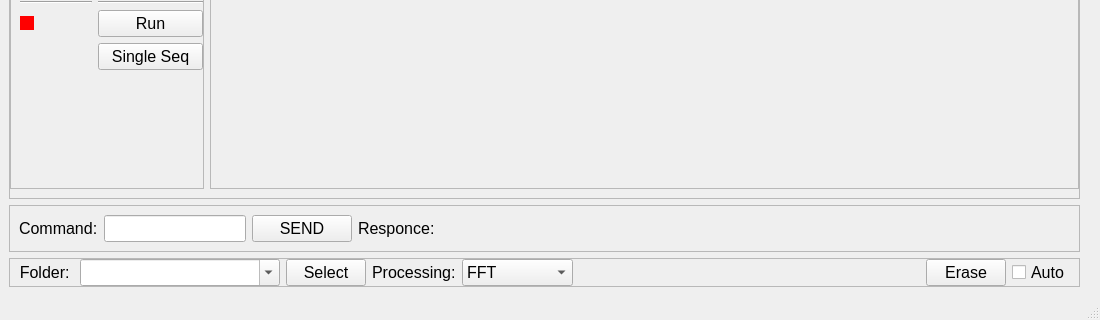
First picture: the form in TectronixUI.ui, repository salinsalins/Tectronix, before the edit; both pictures show x 0 to 1100 and y 415 to 735 of the 1100 by 735 pixel window.
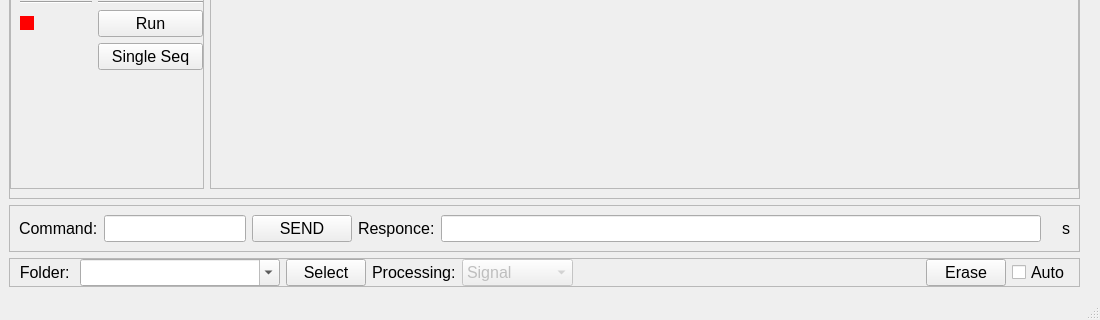
Second picture: the form after the edit.

Diff of the .ui file:
```diff
--- a/TectronixUI.ui
+++ b/TectronixUI.ui
@@ -485,7 +485,7 @@
       <property name="frameShadow">
        <enum>QFrame::Raised</enum>
       </property>
-      <layout class="QHBoxLayout" name="horizontalLayout_5" stretch="0,0,0,0,0">
+      <layout class="QHBoxLayout" name="horizontalLayout_5" stretch="0,0,0,0,0,0,0">
        <item>
         <widget class="QLabel" name="label_4">
          <property name="sizePolicy">
@@ -592,16 +592,16 @@
         </widget>
        </item>
        <item>
-        <widget class="QLabel" name="label_6">
+        <widget class="QLineEdit" name="lineEdit_3">
          <property name="sizePolicy">
-          <sizepolicy hsizetype="Expanding" vsizetype="Fixed">
+          <sizepolicy hsizetype="Expanding" vsizetype="Minimum">
            <horstretch>0</horstretch>
            <verstretch>0</verstretch>
           </sizepolicy>
          </property>
          <property name="minimumSize">
           <size>
-           <width>70</width>
+           <width>100</width>
            <height>0</height>
           </size>
          </property>
@@ -610,12 +610,38 @@
            <width>16777215</width>
            <height>16777215</height>
           </size>
+         </property>
+         <property name="readOnly">
+          <bool>true</bool>
+         </property>
+        </widget>
+       </item>
+       <item>
+        <widget class="QLabel" name="label_11">
+         <property name="sizePolicy">
+          <sizepolicy hsizetype="Fixed" vsizetype="Preferred">
+           <horstretch>0</horstretch>
+           <verstretch>0</verstretch>
+          </sizepolicy>
          </property>
          <property name="text">
           <string/>
          </property>
         </widget>
        </item>
+       <item>
+        <widget class="QLabel" name="label_12">
+         <property name="sizePolicy">
+          <sizepolicy hsizetype="Fixed" vsizetype="Preferred">
+           <horstretch>0</horstretch>
+           <verstretch>0</verstretch>
+          </sizepolicy>
+         </property>
+         <property name="text">
+          <string>s</string>
+         </property>
+        </widget>
+       </item>
       </layout>
      </widget>
     </item>
@@ -749,6 +775,9 @@
        </item>
        <item>
         <widget class="QComboBox" name="comboBox">
+         <property name="enabled">
+          <bool>false</bool>
+         </property>
          <property name="sizePolicy">
           <sizepolicy hsizetype="Minimum" vsizetype="Fixed">
            <horstretch>0</horstretch>
@@ -761,6 +790,11 @@
            <height>0</height>
           </size>
          </property>
+         <item>
+          <property name="text">
+           <string>Signal</string>
+          </property>
+         </item>
          <item>
           <property name="text">
            <string>FFT</string>
```
Left out of the diff: 5 changed lines with no effect on the pictures.
